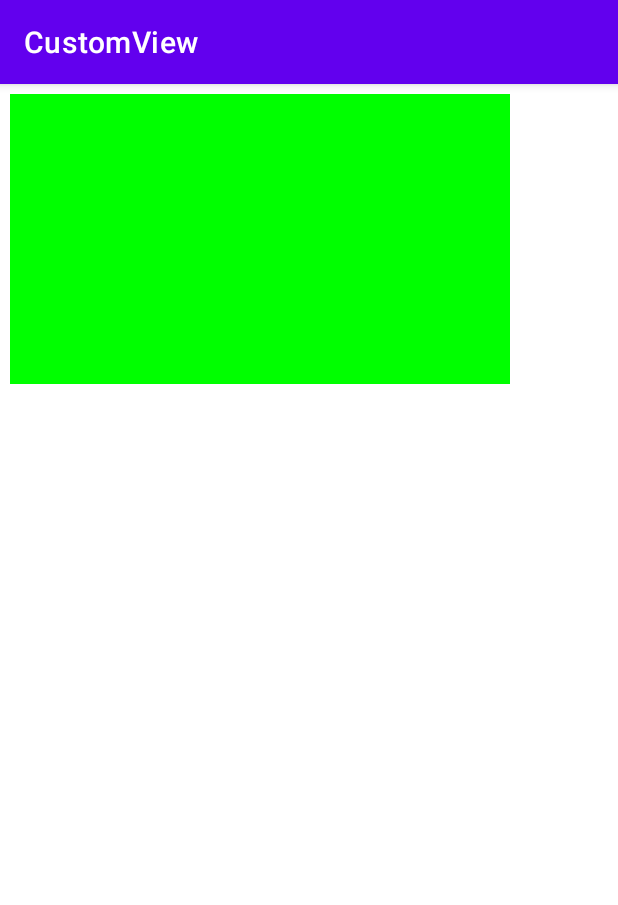
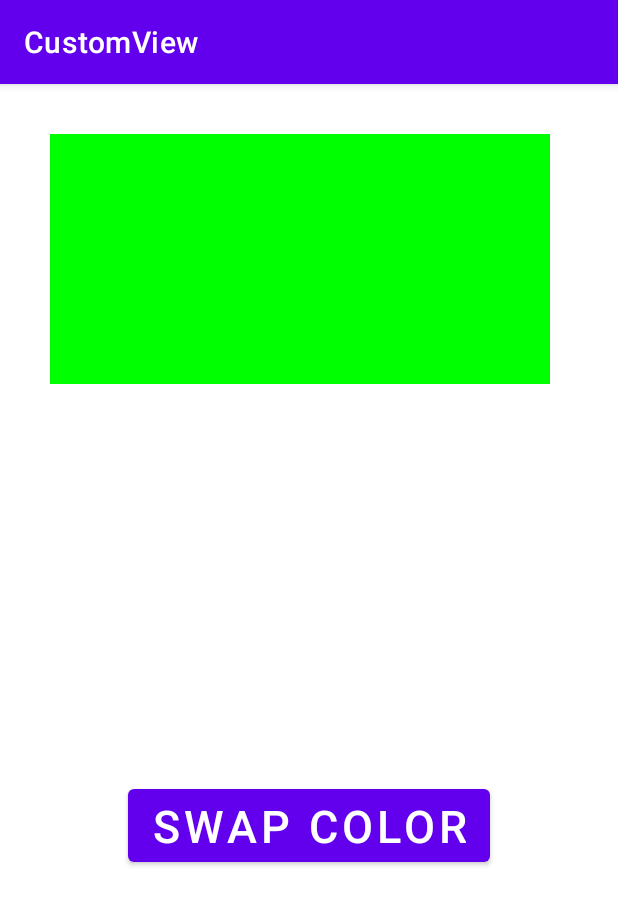
Before and after one commit to Saikrishna41/CustomView, an Android app: the screen it shows after launch (MainActivity), on a phone screen of 412 x 824 dp. Shown: the top 905 px of the screen. Run offline under Robolectric (Android 15) with nearby library versions, the phone set to English and light mode, and no system bars.

Commit message:
Swap color feature added

```diff
--- a/app/build.gradle
+++ b/app/build.gradle
@@ -30,6 +30,10 @@ android {
     kotlinOptions {
         jvmTarget = '1.8'
     }
+    buildFeatures {
+
+        viewBinding true
+    }
 }
 
 dependencies {
--- a/app/src/main/java/com/tp/customview/MainActivity.kt
+++ b/app/src/main/java/com/tp/customview/MainActivity.kt
@@ -2,10 +2,25 @@ package com.tp.customview
 
 import androidx.appcompat.app.AppCompatActivity
 import android.os.Bundle
+import android.view.View
+import com.tp.customview.databinding.ActivityMainBinding
+import com.tp.customview.views.CustomView
 
 class MainActivity : AppCompatActivity() {
+
+    private lateinit var mCustomView: CustomView
+    private lateinit var binding: ActivityMainBinding
+
     override fun onCreate(savedInstanceState: Bundle?) {
+
         super.onCreate(savedInstanceState)
-        setContentView(R.layout.activity_main)
+        binding = ActivityMainBinding.inflate(layoutInflater)
+        setContentView(binding.root)
+        mCustomView = binding.cv
+
+        binding.btn.setOnClickListener {
+           mCustomView.swapColor()
+        }
+
     }
 }
--- a/app/src/main/java/com/tp/customview/views/CustomView.java
+++ b/app/src/main/java/com/tp/customview/views/CustomView.java
@@ -44,6 +44,8 @@ public class CustomView extends View {
         rectSquare = new Rect();
         paintSquare = new Paint(Paint.ANTI_ALIAS_FLAG);
 
+        paintSquare.setColor(Color.GREEN);
+
         //pos or size of square can be changed using RECTF
         //AntiAlias - user friendly and less pixalated
 
@@ -54,11 +56,19 @@ public class CustomView extends View {
 
         //rect object is used to set position and sizze for our square
         //paint object is used to define color and styling for the rect object
-        rectSquare.left = 10;
-        rectSquare.top = 10;
+        rectSquare.left = 50;
+        rectSquare.top = 50;
         rectSquare.right = rectSquare.left + SQUARE_SIZZE;
         rectSquare.bottom = rectSquare.top + SQUARE_SIZZE;
-        paintSquare.setColor(Color.GREEN);
+        // paintSquare.setColor(Color.GREEN);
         canvas.drawRect(rectSquare, paintSquare);
     }
+
+    public void swapColor() {
+
+        paintSquare.setColor(paintSquare.getColor() == Color.GREEN ? Color.RED : Color.GREEN);
+
+       // invalidate(); // runs synchronously, onDraw imm called, might block ui
+        postInvalidate(); //run asynchronously,  does not block ui, recommended method
+    }
 }
--- a/app/src/main/res/layout/activity_main.xml
+++ b/app/src/main/res/layout/activity_main.xml
@@ -7,12 +7,24 @@
     tools:context=".MainActivity">
 
     <com.tp.customview.views.CustomView
+        android:id="@+id/cv"
         android:layout_width="match_parent"
         android:layout_height="200dp"
-        android:id="@+id/cv"
         app:layout_constraintLeft_toLeftOf="parent"
         app:layout_constraintRight_toRightOf="parent"
-        app:layout_constraintTop_toTopOf="parent"
-        />
+        app:layout_constraintTop_toTopOf="parent" />
+
+    <Button
+        android:id="@+id/btn"
+        android:layout_width="wrap_content"
+        android:layout_height="wrap_content"
+        android:layout_marginTop="20dp"
+        android:text="Swap Color"
+        android:textSize="30sp"
+        app:layout_constraintBottom_toBottomOf="parent"
+        app:layout_constraintLeft_toLeftOf="parent"
+        app:layout_constraintRight_toRightOf="parent"
+        app:layout_constraintTop_toBottomOf="@+id/cv" />
+
 
 </androidx.constraintlayout.widget.ConstraintLayout>
```
